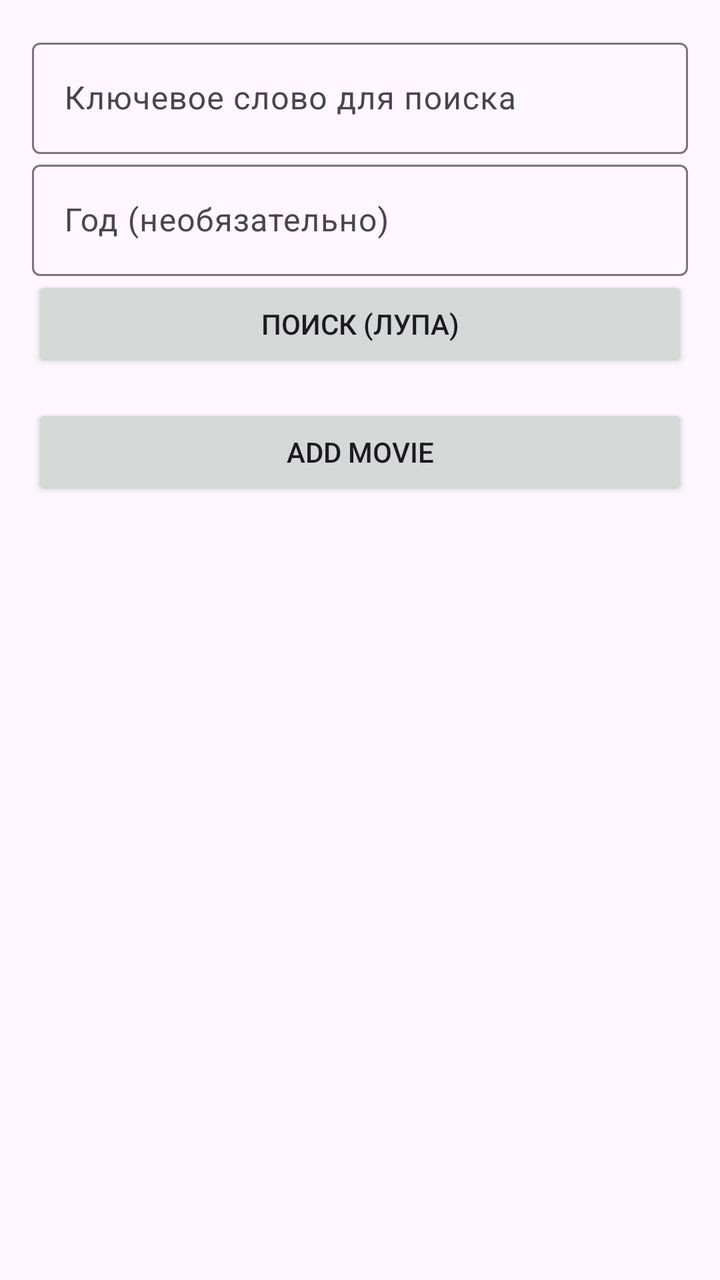
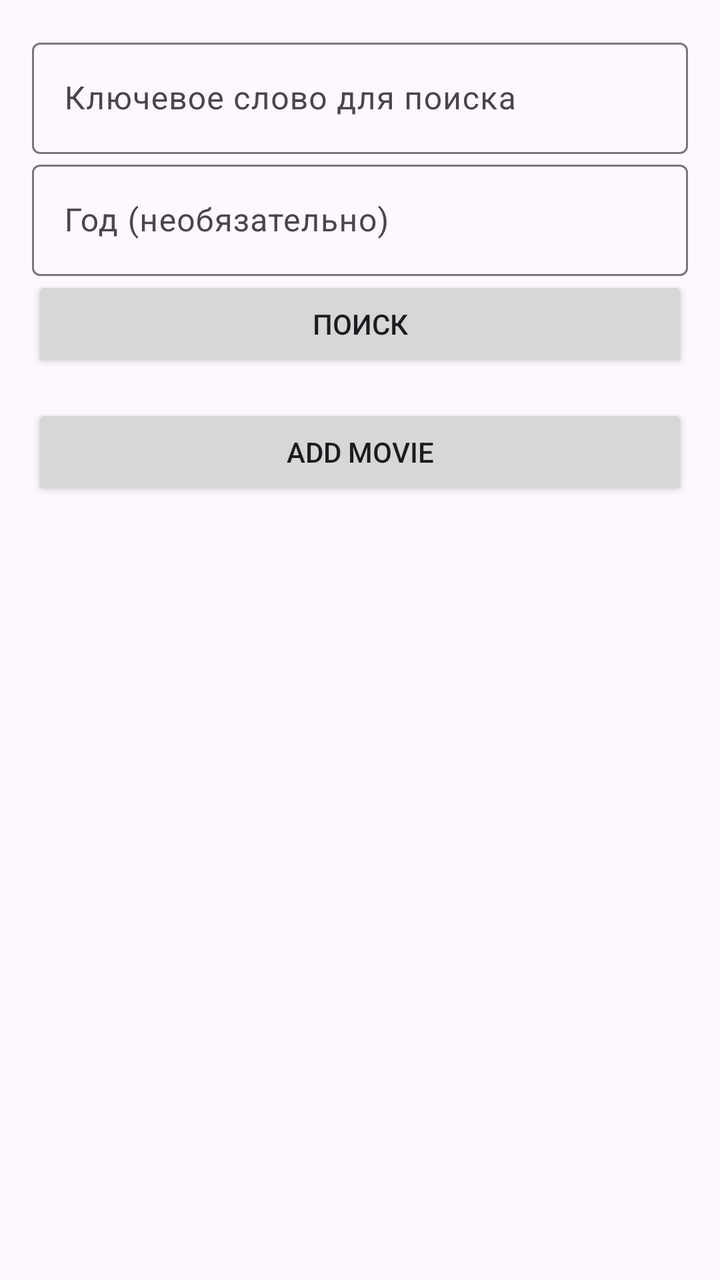

The first picture is an Android layout as it rendered before a commit; the second is the same layout after the commit. The layout source and the unified diff follow.
<!-- AndroidManifest.xml: application theme Theme.Watch -->
<!-- res/layout/fragment_add.xml -->
<?xml version="1.0" encoding="utf-8"?>
<LinearLayout xmlns:android="http://schemas.android.com/apk/res/android"
    xmlns:app="http://schemas.android.com/apk/res-auto"
    android:layout_width="match_parent"
    android:layout_height="match_parent"
    android:orientation="vertical"
    android:padding="16dp">

    <com.google.android.material.textfield.TextInputLayout
        android:layout_width="match_parent"
        android:layout_height="wrap_content"
        android:hint="Ключевое слово для поиска">

        <com.google.android.material.textfield.TextInputEditText
            android:id="@+id/etQuery"
            android:layout_width="match_parent"
            android:layout_height="wrap_content" />
    </com.google.android.material.textfield.TextInputLayout>

    <com.google.android.material.textfield.TextInputLayout
        android:layout_width="match_parent"
        android:layout_height="wrap_content"
        android:hint="Год (необязательно)">

        <com.google.android.material.textfield.TextInputEditText
            android:id="@+id/etYear"
            android:layout_width="match_parent"
            android:layout_height="wrap_content"
            android:inputType="number" />
    </com.google.android.material.textfield.TextInputLayout>

    <Button
        android:id="@+id/btnSearch"
        android:layout_width="match_parent"
        android:layout_height="wrap_content"
        android:text="Поиск (лупа)" />

    <ImageView
        android:id="@+id/ivPoster"
        android:layout_width="match_parent"
        android:layout_height="200dp"
        android:visibility="gone"
        android:scaleType="centerCrop"
        android:layout_marginTop="16dp"/>

    <Button
        android:id="@+id/btnAdd"
        android:layout_width="match_parent"
        android:layout_height="wrap_content"
        android:text="Add movie"
        android:layout_marginTop="16dp"/>

</LinearLayout>
<!-- resources referenced by this layout -->
<resources>
  <style name="Theme.Watch" parent="Base.Theme.Watch" />
  <style name="Base.Theme.Watch" parent="Theme.Material3.DayNight.NoActionBar">
          
          
      </style>
</resources>

<!-- the commit's change to res/layout/fragment_add.xml (unified diff, before → after) -->
@@ -33,7 +33,7 @@
         android:id="@+id/btnSearch"
         android:layout_width="match_parent"
         android:layout_height="wrap_content"
-        android:text="Поиск (лупа)" />
+        android:text="Поиск" />
 
     <ImageView
         android:id="@+id/ivPoster"
